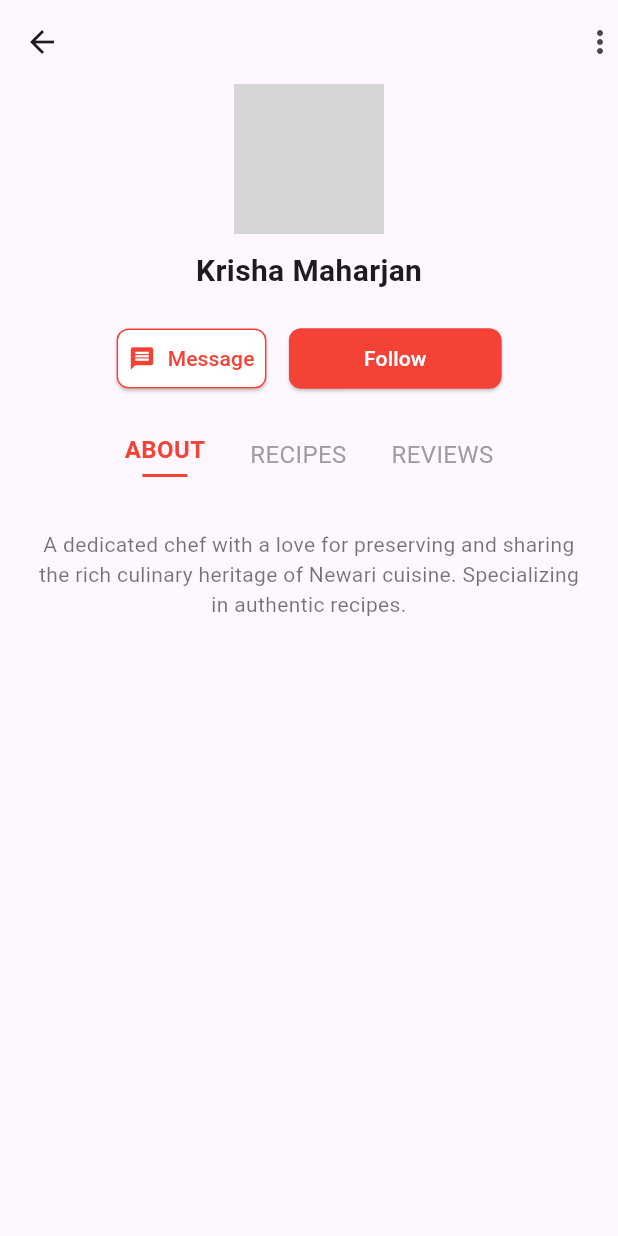
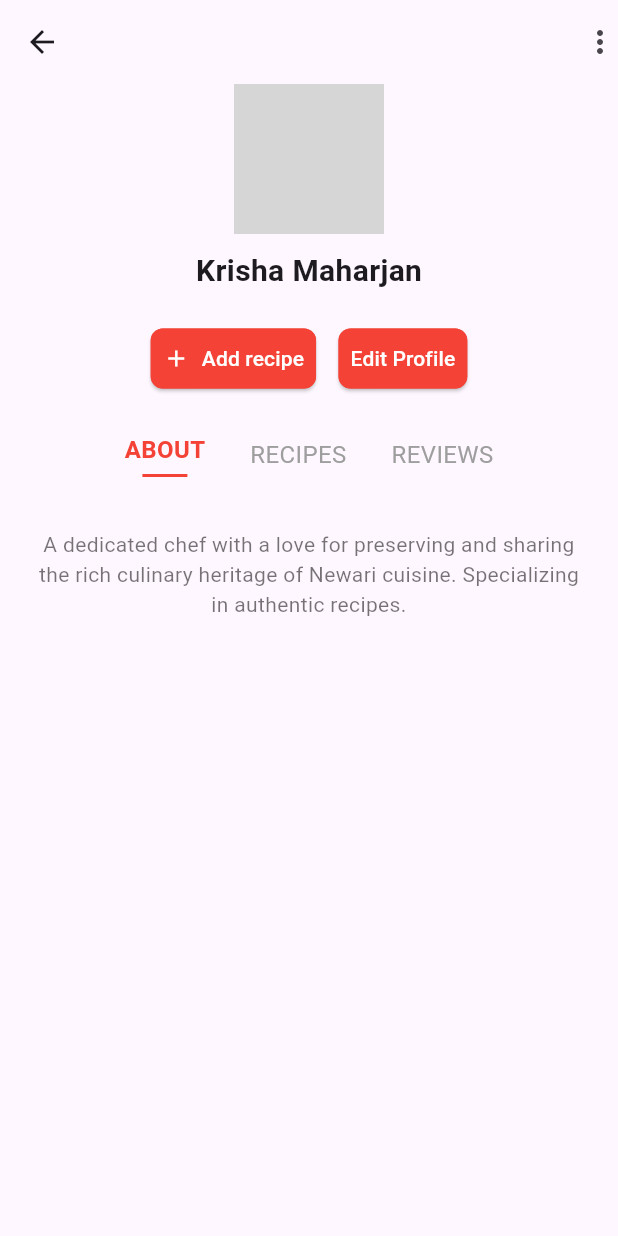
Before and after one commit to anushatamrakar/NewaFest, a Flutter app: the screen it shows after launch, on a phone screen of 412 x 824 dp. Run offline on Flutter 3.47's test engine with Material 3 defaults, Android fonts, the phone set to English and light mode, and no system bars; grey boxes are pictures that could not be loaded.

Commit message:
editing chef profile page started

```diff
--- a/lib/main.dart
+++ b/lib/main.dart
@@ -2,6 +2,9 @@ import 'package:flutter/material.dart';
 import 'package:newafest/views/auth/login_page.dart';
 import 'package:newafest/views/auth/sharer_registration.dart';
 import 'package:newafest/views/auth/user_registration.dart';
+import 'package:newafest/views/pages/chefEditProfile.dart';
+// import 'package:newafest/views/home/home_page.dart';
+// import 'package:newafest/views/home/opening_page.dart';
 import 'package:newafest/views/pages/chefProfile.dart';
 
 void main() {
@@ -16,12 +19,17 @@ class MyApp extends StatelessWidget {
   Widget build(BuildContext context) {
     return MaterialApp(
       title: 'Flutter Demo',
+      debugShowCheckedModeBanner: false,
       theme: ThemeData(
-
         colorScheme: ColorScheme.fromSeed(seedColor: Colors.deepPurple),
         useMaterial3: true,
       ),
-      home: const ChefProfilePage(),
+      home: const ChefEditProfilePage(),
+      routes: {
+        "/login":(context)=> const LoginPage(),
+        "/register":(context)=> const UserRegistration(),
+        "/profile":(context)=> const ChefProfilePage()
+      },
     );
   }
 }
--- /dev/null
+++ b/lib/views/pages/chefEditProfile.dart
@@ -0,0 +1,159 @@
+import 'package:flutter/material.dart';
+
+class ChefEditProfilePage extends StatefulWidget {
+  const ChefEditProfilePage({Key? key}) : super(key: key);
+
+  @override
+  _ChefEditProfilePageState createState() => _ChefEditProfilePageState();
+}
+
+class _ChefEditProfilePageState extends State<ChefEditProfilePage> {
+  int _selectedTabIndex = 0;
+
+  @override
+  Widget build(BuildContext context) {
+    return Scaffold(
+      appBar: AppBar(
+        leading: const Icon(Icons.arrow_back),
+        actions: const [Icon(Icons.more_vert)],
+        elevation: 0,
+        backgroundColor: Colors.transparent,
+      ),
+      body: Column(
+        children: [
+          // Profile picture and name
+          const Center(
+            child: Column(
+              children: [
+                const CircleAvatar(
+                  radius: 50,
+                  backgroundImage: AssetImage('kiki.jpg'),
+                ),
+                const SizedBox(height: 10),
+                const Text(
+                  "Krisha Maharjan",
+                  style: TextStyle(
+                    fontSize: 20,
+                    fontWeight: FontWeight.bold,
+                  ),
+                ),
+              ],
+            ),
+          ),
+          const SizedBox(height: 20),
+          // Message and Follow buttons
+          Row(
+            mainAxisAlignment: MainAxisAlignment.center,
+            children: [
+              // Message button
+              ElevatedButton.icon(
+                onPressed: () {
+                  // Handle message button action
+                  print("Add recipe button pressed");
+                },
+                icon: const Icon(Icons.add),
+                label: const Text("Add recipe"),
+                style: ElevatedButton.styleFrom(
+                  backgroundColor: Colors.red,
+                  foregroundColor: Colors.white,
+                  padding: const EdgeInsets.symmetric(horizontal: 8, vertical: 5),
+                  shape: RoundedRectangleBorder(
+                    borderRadius: BorderRadius.circular(8),
+                    side: const BorderSide(color: Colors.red),
+                  ),
+                ),
+              ),
+              const SizedBox(width: 15),
+              // Follow/Unfollow button
+              ElevatedButton(
+                onPressed: () {
+                  setState(() {
+                  });
+                },
+                child: const Text("Edit Profile"),
+                style: ElevatedButton.styleFrom(
+                  backgroundColor: Colors.red,
+                  foregroundColor: Colors.white,
+                  padding: const EdgeInsets.symmetric(horizontal: 8, vertical: 5),
+                  shape: RoundedRectangleBorder(
+                    borderRadius: BorderRadius.circular(8),
+                    side: const BorderSide(color: Colors.red),
+                  ),
+                ),
+              ),
+            ],
+          ),
+          const SizedBox(height: 20),
+          // Tabs
+          Row(
+            mainAxisAlignment: MainAxisAlignment.center,
+            children: [
+              _buildTab("ABOUT", 0),
+              _buildTab("RECIPES", 1),
+              _buildTab("REVIEWS", 2),
+            ],
+          ),
+          const SizedBox(height: 10),
+          // Tab content
+          Expanded(
+            child: _buildTabContent(),
+          ),
+        ],
+      ),
+    );
+  }
+
+  // Helper method to build tabs
+  Widget _buildTab(String title, int index) {
+    return GestureDetector(
+      onTap: () {
+        setState(() {
+          _selectedTabIndex = index;
+        });
+      },
+      child: Padding(
+        padding: const EdgeInsets.symmetric(horizontal: 15, vertical: 5),
+        child: Column(
+          children: [
+            Text(
+              title,
+              style: TextStyle(
+                fontSize: 16,
+                fontWeight: _selectedTabIndex == index ? FontWeight.bold : FontWeight.normal,
+                color: _selectedTabIndex == index ? Colors.red : Colors.grey,
+              ),
+            ),
+            if (_selectedTabIndex == index)
+              Container(
+                margin: const EdgeInsets.only(top: 5),
+                height: 2,
+                width: 30,
+                color: Colors.red,
+              )
+          ],
+        ),
+      ),
+    );
+  }
+
+  // Helper method to build tab content
+  Widget _buildTabContent() {
+    switch (_selectedTabIndex) {
+      case 0:
+        return const Padding(
+          padding: EdgeInsets.all(20),
+          child: Text(
+            "A dedicated chef with a love for preserving and sharing the rich culinary heritage of Newari cuisine. Specializing in authentic recipes.",
+            textAlign: TextAlign.center,
+            style: TextStyle(fontSize: 14, color: Colors.black54),
+          ),
+        );
+      case 1:
+        return const Center(child: Text("Recipes content coming soon!"));
+      case 2:
+        return const Center(child: Text("Reviews content coming soon!"));
+      default:
+        return Container();
+    }
+  }
+}
```
Also changed, not shown: lib/views/auth/login_page.dart (+49 -20 lines), lib/views/auth/sharer_registration.dart (+20 -25 lines), lib/views/auth/user_registration.dart (+49 -10 lines), lib/widgets/custom_tbutton.dart (added, +44 -0 lines).
